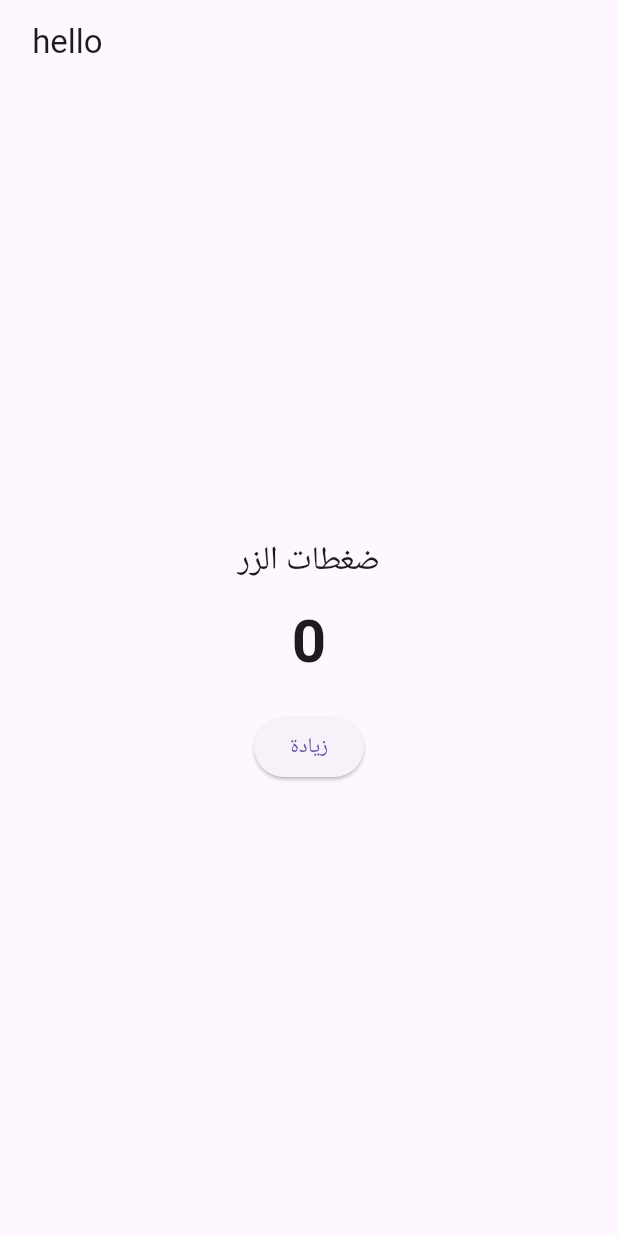
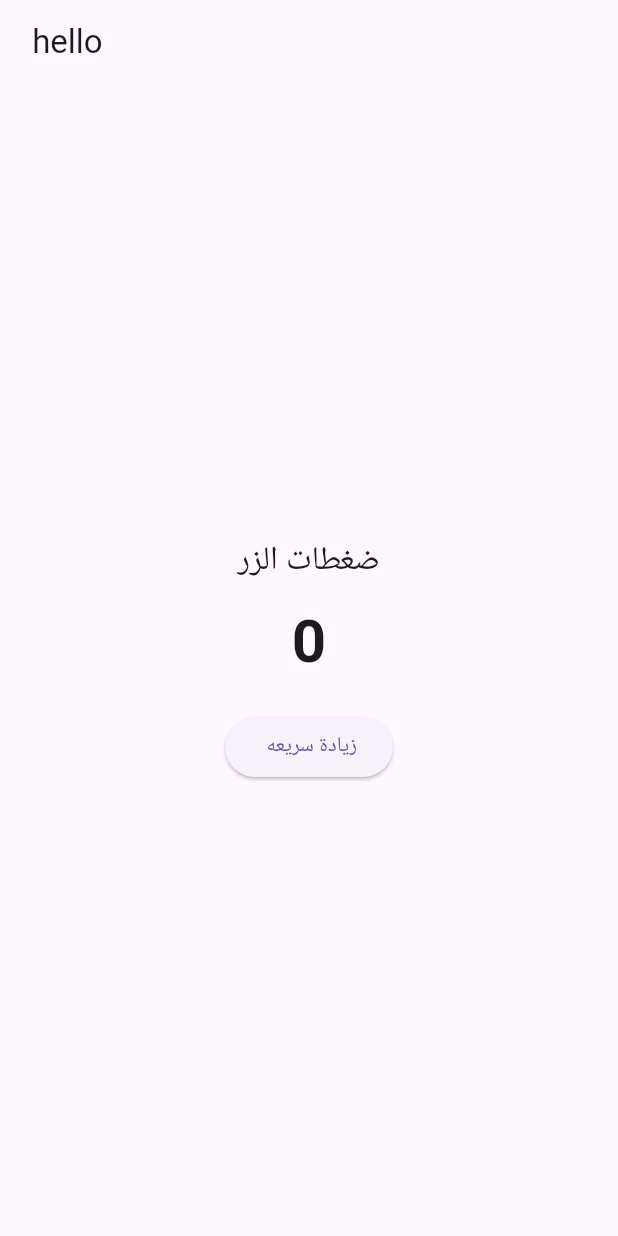
Before and after one commit to alabsihamed32-arch/my.project, a Flutter app: the screen it shows after launch, on a phone screen of 412 x 824 dp. Run offline on Flutter 3.47's test engine with Material 3 defaults, Android fonts, the phone set to English and light mode, and no system bars.

Commit message:
get add main.dart

```diff
--- a/lib/main.dart
+++ b/lib/main.dart
@@ -43,7 +43,7 @@ class _HomePageState extends State<HomePage> {
             const SizedBox(height: 9),
             Text('$_counter', style: const TextStyle(fontSize: 40, fontWeight: FontWeight.bold)),
             const SizedBox(height: 18),
-            ElevatedButton(onPressed: _increment, child: const Text('زيادة')),
+            ElevatedButton(onPressed: _increment, child: const Text(' زيادة سريعه')),
           ],
         ),
       ),
```
